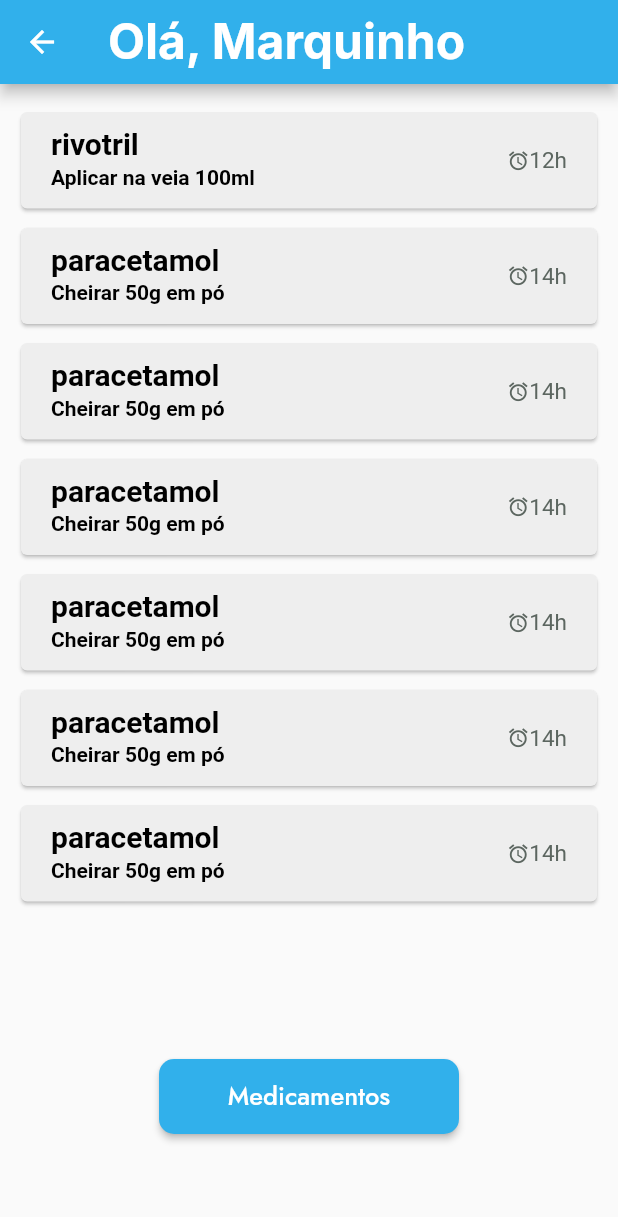
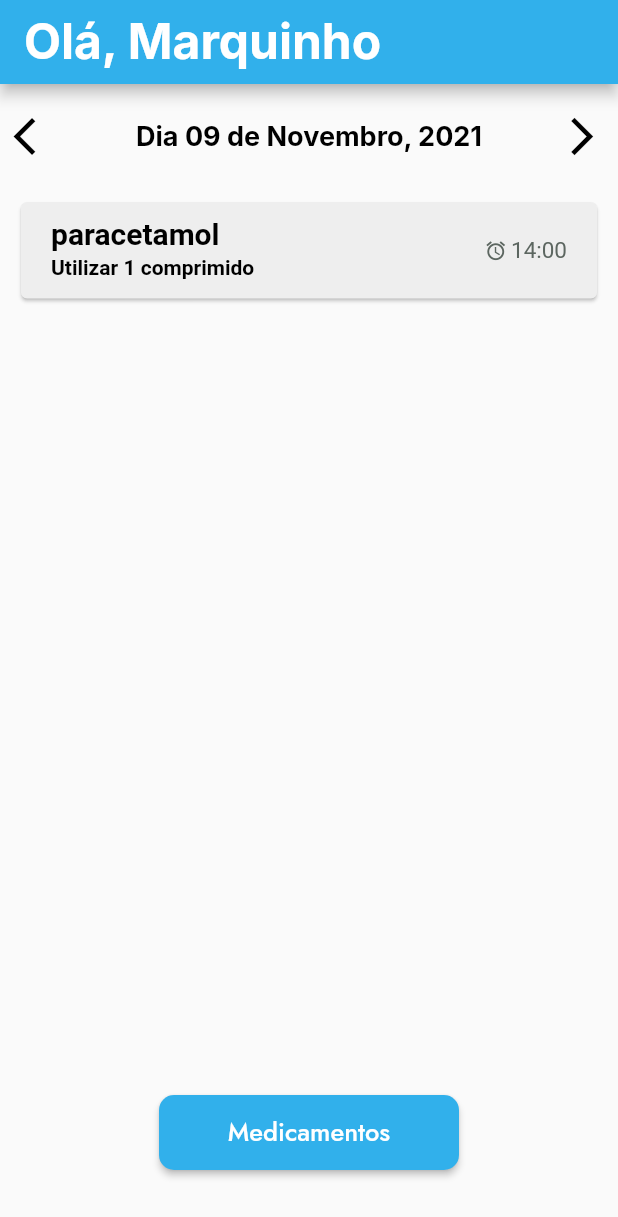
Before and after one commit to marco052/appremedios, a Flutter app: the HomePage screen opened directly, on a phone screen of 412 x 824 dp. Shown: the top 1217 px of the screen. Run offline on Flutter 3.47's test engine with Material 2 defaults, Android fonts, the light colour scheme and no system bars; our stand-ins replace flutter_mobx, google_fonts, mobx, sqflite; accounts and stored records are empty.

Commit message:
Criação do banco de dados local

```diff
--- a/lib/modules/home/home.dart
+++ b/lib/modules/home/home.dart
@@ -15,21 +15,69 @@
 }
 
 class _HomePageState extends State<HomePage> {
+
+  DateTime hoje = DateTime.now();
+
   List<AlarmeMed> alarmes = [
-    new AlarmeMed.construtor("rivotril", "Aplicar na veia 100ml", "12h"),
-    new AlarmeMed.construtor("paracetamol", "Cheirar 50g em pó", "14h"),
-    new AlarmeMed.construtor("paracetamol", "Cheirar 50g em pó", "14h"),
-    new AlarmeMed.construtor("paracetamol", "Cheirar 50g em pó", "14h"),
-    new AlarmeMed.construtor("paracetamol", "Cheirar 50g em pó", "14h"),
-    new AlarmeMed.construtor("paracetamol", "Cheirar 50g em pó", "14h"),
-    new AlarmeMed.construtor("paracetamol", "Cheirar 50g em pó", "14h")
+    new AlarmeMed.construtor("paracetamol", "Utilizar 1 comprimido", "14:00"),
   ];
 
   Future<void> navigationPage() async {
-    Navigator.pushReplacement(
+    Navigator.push(
         context,
         MaterialPageRoute(
             builder: (BuildContext context) => MedicamentosPage()));
+  }
+
+  String convertTime(DateTime time) {
+    String dia = "0" + time.day.toString();
+    dia = dia.substring(dia.length - 2);
+
+    String mes = 'Janeiro';
+
+    switch(time.month) {
+      case 1:
+        mes = 'Janeiro';
+        break;
+      case 2:
+        mes = 'Fevereiro';
+        break;
+      case 3:
+        mes = 'Março';
+        break;
+      case 4:
+        mes = 'Abril';
+        break;
+      case 5:
+        mes = 'Maio';
+        break;
+      case 6:
+        mes = 'Junho';
+        break;
+      case 7:
+        mes = 'Julho';
+        break;
+      case 8:
+        mes = 'Agosto';
+        break;
+      case 9:
+        mes = 'Setembro';
+        break;
+      case 10:
+        mes = 'Outubro';
+        break;
+      case 11:
+        mes = 'Novembro';
+        break;
+      case 12:
+        mes = 'Dezembro';
+        break;
+    }
+
+    String ano = "000" + time.year.toString();
+    ano = ano.substring(ano.length - 4);
+
+    return "Dia $dia de $mes, $ano";
   }
 
   @override
@@ -42,13 +90,38 @@
           style: AppTextStyles.interBoldTitle,
         ),
       ),
-      body: Column(
+      body: SingleChildScrollView(
+        child: Column(
           children: [
             SizedBox(
               height: 10,
             ),
             Container(
-            height: 600,
+              width: MediaQuery.of(context).size.width,
+              height: 50,
+              child: Row(
+                children: [
+                  IconButton(
+                    icon: Icon(Icons.arrow_back_ios, color: AppColors.text, size: 30),
+                    onPressed: () => { setState((){ this.hoje = this.hoje.add(Duration(days: -1)); }) },
+                  ),
+                  Text(
+                    convertTime(hoje),
+                    style: AppTextStyles.interBoldText,
+                  ),
+                  IconButton(
+                    icon: Icon(Icons.arrow_forward_ios, color: AppColors.text, size: 30,),
+                    onPressed: () => { setState((){ this.hoje = this.hoje.add(Duration(days: 1)); }) },
+                  ),
+                ],
+                mainAxisAlignment: MainAxisAlignment.spaceBetween,
+              ),
+            ),
+            SizedBox(
+              height: 10,
+            ),
+            Container(
+              height: MediaQuery.of(context).size.height - 260,
               child: ListView.builder(
                 itemCount: alarmes.length,
                 itemBuilder: (context, index) {
@@ -77,7 +150,7 @@
                         ),
                         dense: true,
                         trailing: SizedBox(
-                        width: 40,
+                          width: 55,
                           height: 40,
                           child: Row(
                             mainAxisAlignment: MainAxisAlignment.spaceBetween,
@@ -131,6 +204,7 @@
             )
           ],
         ),
+      ),
     );
   }
 }
--- a/lib/modules/medicines/medicamentos_page.dart
+++ b/lib/modules/medicines/medicamentos_page.dart
@@ -5,7 +5,7 @@
 import 'package:pharmacy_wiki/modules/leaflet/medicine_leaflet.dart';
 import 'package:pharmacy_wiki/shared/classes/medicamentos_class.dart';
 import 'package:pharmacy_wiki/shared/theme/app_colors.dart';
-import 'package:pharmacy_wiki/services/medicine.dart' as medicineService;
+import 'package:pharmacy_wiki/shared/services/medicine.dart' as medicineService;
 
 class MedicamentosPage extends StatefulWidget {
   const MedicamentosPage({Key? key}) : super(key: key);
--- /dev/null
+++ b/lib/shared/classes/user.dart
@@ -0,0 +1,25 @@
+// ! TABLE
+class User {
+  final int id;
+  final String alias;
+  final String value;
+
+  User({
+    required this.id,
+    required this.alias,
+    required this.value
+  });
+
+  Map<String, dynamic> toMap() {
+    return {
+      'id': id,
+      'alias': alias,
+      'value': value
+    };
+  }
+
+  @override
+  String toString() {
+    return 'User{id: $id, alias: $alias, value: $value}';
+  }
+}
--- a/pubspec.yaml
+++ b/pubspec.yaml
@@ -28,6 +28,8 @@
   mobx: ^2.0.4
   google_fonts: ^2.1.0
   http: ^0.13.4
+  sqflite:
+  path:
 
 dev_dependencies:
   flutter_test:
```
Also changed, not shown: lib/modules/user_info/cadastro_page.dart (+11 -4 lines), lib/shared/data/connection.dart (added, +45 -0 lines), lib/shared/services/medicine.dart (renamed from lib/services/medicine.dart), pubspec.lock. Lines whose indentation alone changed are shown as unchanged.
